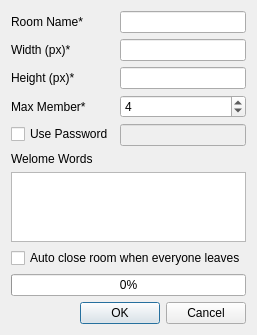
This is widgets/newroomwindow.ui in liuyanghejerry/painttyWidget as Qt 5 draws it before an edit. The edited form follows.
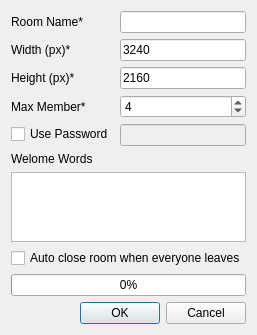
This is the edited form.

Patch:
```diff
--- a/widgets/newroomwindow.ui
+++ b/widgets/newroomwindow.ui
@@ -41,7 +41,11 @@
       </widget>
      </item>
      <item row="1" column="1">
-      <widget class="QLineEdit" name="width_input"/>
+      <widget class="QLineEdit" name="width_input">
+       <property name="text">
+        <string>3240</string>
+       </property>
+      </widget>
      </item>
      <item row="2" column="0">
       <widget class="QLabel" name="label_5">
@@ -51,7 +55,11 @@
       </widget>
      </item>
      <item row="2" column="1">
-      <widget class="QLineEdit" name="height_input"/>
+      <widget class="QLineEdit" name="height_input">
+       <property name="text">
+        <string>2160</string>
+       </property>
+      </widget>
      </item>
      <item row="3" column="0">
       <widget class="QLabel" name="label_2">
```
